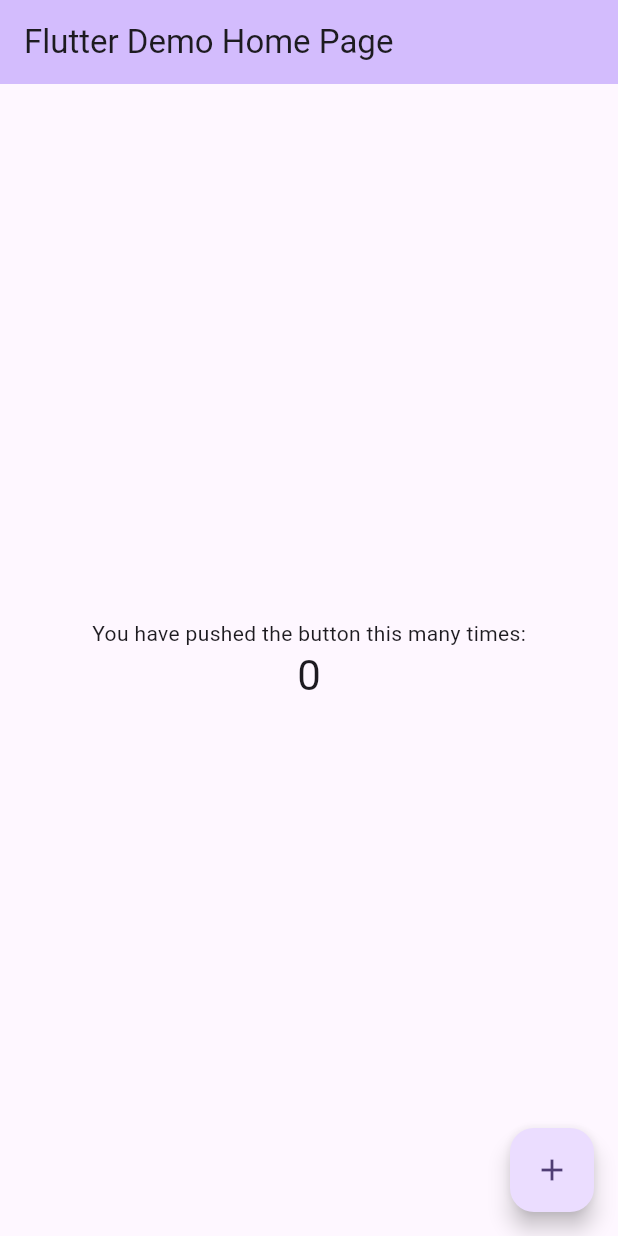
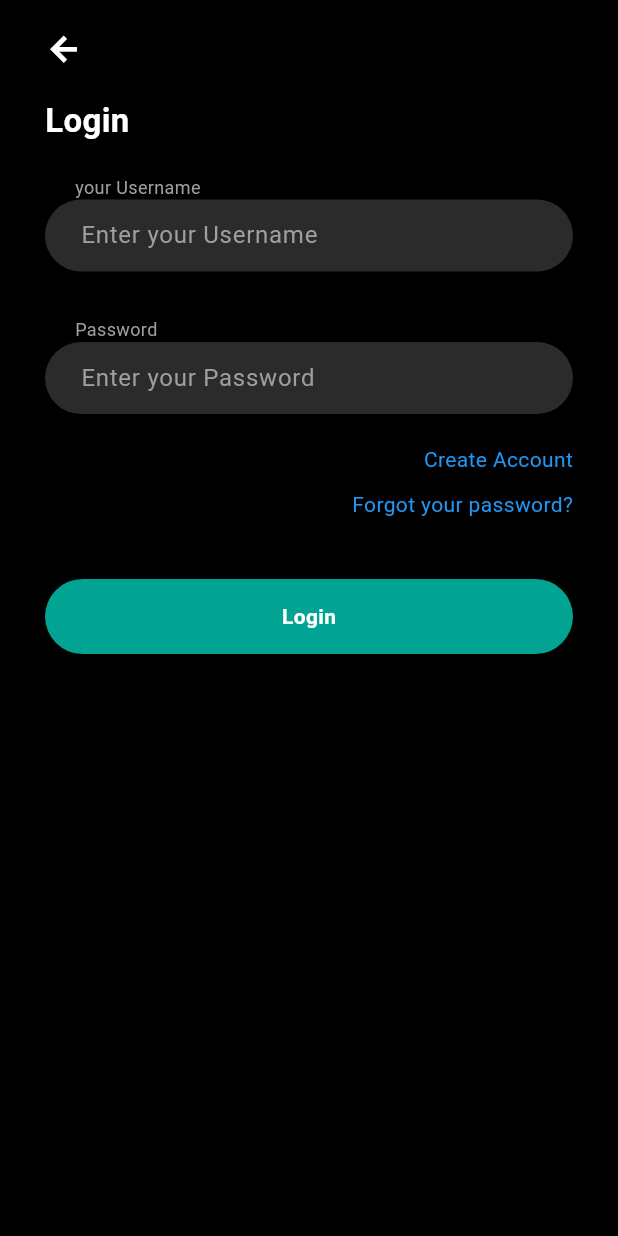
Before and after one commit to tarunpayup/Evofox-chat-application, a Flutter app: the screen it shows after launch, on a phone screen of 412 x 824 dp. Run offline on Flutter 3.47's test engine with Material 3 defaults, Android fonts, the phone set to English and light mode, and no system bars.

Commit message:
login and signup ui done

```diff
--- a/lib/main.dart
+++ b/lib/main.dart
@@ -1,3 +1,5 @@
+import 'package:evofox_chat_app/screens/login_screen.dart';
+import 'package:evofox_chat_app/screens/signup_Screen.dart';
 import 'package:flutter/material.dart';
 
 void main() {
@@ -7,119 +9,12 @@ void main() {
 class MyApp extends StatelessWidget {
   const MyApp({super.key});
 
-  // This widget is the root of your application.
   @override
   Widget build(BuildContext context) {
     return MaterialApp(
-      title: 'Flutter Demo',
-      theme: ThemeData(
-        // This is the theme of your application.
-        //
-        // TRY THIS: Try running your application with "flutter run". You'll see
-        // the application has a purple toolbar. Then, without quitting the app,
-        // try changing the seedColor in the colorScheme below to Colors.green
-        // and then invoke "hot reload" (save your changes or press the "hot
-        // reload" button in a Flutter-supported IDE, or press "r" if you used
-        // the command line to start the app).
-        //
-        // Notice that the counter didn't reset back to zero; the application
-        // state is not lost during the reload. To reset the state, use hot
-        // restart instead.
-        //
-        // This works for code too, not just values: Most code changes can be
-        // tested with just a hot reload.
-        colorScheme: ColorScheme.fromSeed(seedColor: Colors.deepPurple),
-        useMaterial3: true,
-      ),
-      home: const MyHomePage(title: 'Flutter Demo Home Page'),
+      debugShowCheckedModeBanner: false,
+      initialRoute: "/",
+      routes: {"/": (context) => const LoginScreen()},
     );
   }
 }
-
-class MyHomePage extends StatefulWidget {
-  const MyHomePage({super.key, required this.title});
-
-  // This widget is the home page of your application. It is stateful, meaning
-  // that it has a State object (defined below) that contains fields that affect
-  // how it looks.
-
-  // This class is the configuration for the state. It holds the values (in this
-  // case the title) provided by the parent (in this case the App widget) and
-  // used by the build method of the State. Fields in a Widget subclass are
-  // always marked "final".
-
-  final String title;
-
-  @override
-  State<MyHomePage> createState() => _MyHomePageState();
-}
-
-class _MyHomePageState extends State<MyHomePage> {
-  int _counter = 0;
-
-  void _incrementCounter() {
-    setState(() {
-      // This call to setState tells the Flutter framework that something has
-      // changed in this State, which causes it to rerun the build method below
-      // so that the display can reflect the updated values. If we changed
-      // _counter without calling setState(), then the build method would not be
-      // called again, and so nothing would appear to happen.
-      _counter++;
-    });
-  }
-
-  @override
-  Widget build(BuildContext context) {
-    // This method is rerun every time setState is called, for instance as done
-    // by the _incrementCounter method above.
-    //
-    // The Flutter framework has been optimized to make rerunning build methods
-    // fast, so that you can just rebuild anything that needs updating rather
-    // than having to individually change instances of widgets.
-    return Scaffold(
-      appBar: AppBar(
-        // TRY THIS: Try changing the color here to a specific color (to
-        // Colors.amber, perhaps?) and trigger a hot reload to see the AppBar
-        // change color while the other colors stay the same.
-        backgroundColor: Theme.of(context).colorScheme.inversePrimary,
-        // Here we take the value from the MyHomePage object that was created by
-        // the App.build method, and use it to set our appbar title.
-        title: Text(widget.title),
-      ),
-      body: Center(
-        // Center is a layout widget. It takes a single child and positions it
-        // in the middle of the parent.
-        child: Column(
-          // Column is also a layout widget. It takes a list of children and
-          // arranges them vertically. By default, it sizes itself to fit its
-          // children horizontally, and tries to be as tall as its parent.
-          //
-          // Column has various properties to control how it sizes itself and
-          // how it positions its children. Here we use mainAxisAlignment to
-          // center the children vertically; the main axis here is the vertical
-          // axis because Columns are vertical (the cross axis would be
-          // horizontal).
-          //
-          // TRY THIS: Invoke "debug painting" (choose the "Toggle Debug Paint"
-          // action in the IDE, or press "p" in the console), to see the
-          // wireframe for each widget.
-          mainAxisAlignment: MainAxisAlignment.center,
-          children: <Widget>[
-            const Text(
-              'You have pushed the button this many times:',
-            ),
-            Text(
-              '$_counter',
-              style: Theme.of(context).textTheme.headlineMedium,
-            ),
-          ],
-        ),
-      ),
-      floatingActionButton: FloatingActionButton(
-        onPressed: _incrementCounter,
-        tooltip: 'Increment',
-        child: const Icon(Icons.add),
-      ), // This trailing comma makes auto-formatting nicer for build methods.
-    );
-  }
-}
--- /dev/null
+++ b/lib/screens/login_screen.dart
@@ -0,0 +1,159 @@
+import 'package:evofox_chat_app/screens/signup_Screen.dart';
+import 'package:flutter/material.dart';
+
+class LoginScreen extends StatelessWidget {
+  const LoginScreen({super.key});
+  @override
+  Widget build(BuildContext context) {
+    return Scaffold(
+      backgroundColor: Colors.black,
+      body: SafeArea(
+        child: Padding(
+          padding: const EdgeInsets.only(
+            top: 20,
+            right: 30,
+            left: 30,
+            bottom: 20,
+          ),
+          child: Expanded(
+            child: SingleChildScrollView(
+              child: Column(
+                crossAxisAlignment: CrossAxisAlignment.start,
+                children: [
+                  const Icon(
+                    Icons.arrow_back,
+                    color: Colors.white,
+                    size: 25,
+                    fontWeight: FontWeight.bold,
+                  ),
+                  const SizedBox(height: 20),
+                  const Text(
+                    "Login",
+                    style: TextStyle(
+                      color: Colors.white,
+                      fontSize: 22,
+                      fontWeight: FontWeight.bold,
+                    ),
+                  ),
+                  const SizedBox(height: 20),
+                  const Padding(
+                    padding: EdgeInsets.only(left: 20),
+                    child: Text(
+                      "your Username",
+                      style: TextStyle(color: Colors.grey, fontSize: 12),
+                    ),
+                  ),
+                  TextField(
+                    style: const TextStyle(color: Colors.white),
+                    decoration: InputDecoration(
+                      hintText: "Enter your Username",
+                      hintStyle: const TextStyle(color: Colors.grey),
+                      filled: true,
+                      fillColor: const Color(0xff2B2B2B),
+                      contentPadding: const EdgeInsets.symmetric(
+                        horizontal: 20,
+                        vertical: 10,
+                      ),
+                      border: OutlineInputBorder(
+                        borderRadius: BorderRadius.circular(25),
+                        borderSide: BorderSide.none,
+                      ),
+                      focusedBorder: OutlineInputBorder(
+                        borderRadius: BorderRadius.circular(25),
+                        borderSide: BorderSide.none,
+                      ),
+                      enabledBorder: OutlineInputBorder(
+                        borderRadius: BorderRadius.circular(25),
+                        borderSide: BorderSide.none,
+                      ),
+                    ),
+                  ),
+                  const SizedBox(height: 30),
+                  const Padding(
+                    padding: EdgeInsets.only(left: 20),
+                    child: Text(
+                      "Password",
+                      style: TextStyle(color: Colors.grey, fontSize: 12),
+                    ),
+                  ),
+                  TextField(
+                    style: const TextStyle(color: Colors.white),
+                    obscureText: true,
+                    decoration: InputDecoration(
+                      hintText: "Enter your Password",
+                      hintStyle: const TextStyle(color: Colors.grey),
+                      filled: true,
+                      fillColor: const Color(0xff2B2B2B),
+                      contentPadding: const EdgeInsets.symmetric(
+                        horizontal: 20,
+                        vertical: 10,
+                      ),
+                      border: OutlineInputBorder(
+                        borderRadius: BorderRadius.circular(25),
+                        borderSide: BorderSide.none,
+                      ),
+                      focusedBorder: OutlineInputBorder(
+                        borderRadius: BorderRadius.circular(25),
+                        borderSide: BorderSide.none,
+                      ),
+                      enabledBorder: OutlineInputBorder(
+                        borderRadius: BorderRadius.circular(25),
+                        borderSide: BorderSide.none,
+                      ),
+                    ),
+                  ),
+                  const SizedBox(height: 20),
+                  Align(
+                    alignment: Alignment.bottomRight,
+                    child: InkWell(
+                      onTap: () {
+                        Navigator.pushReplacement(
+                          context,
+                          MaterialPageRoute(
+                            builder: (context) => SignupScreen(),
+                          ),
+                        );
+                      },
+                      child: Text(
+                        "Create Account",
+                        style: TextStyle(color: Colors.blue),
+                      ),
+                    ),
+                  ),
+                  SizedBox(
+                    height: 10,
+                  ),
+                  const Align(
+                    alignment: Alignment.bottomRight,
+                    child: Text(
+                      "Forgot your password?",
+                      style: TextStyle(color: Colors.blue),
+                    ),
+                  ),
+                  const SizedBox(height: 40),
+                  Container(
+                    height: 50,
+                    width: double.infinity,
+                    decoration: BoxDecoration(
+                      color: const Color.fromARGB(255, 1, 163, 147),
+                      borderRadius: BorderRadius.circular(30),
+                    ),
+                    child: const Center(
+                      child: Text(
+                        "Login",
+                        style: TextStyle(
+                          color: Colors.white,
+                          fontWeight: FontWeight.bold,
+                        ),
+                      ),
+                    ),
+                  ),
+                ],
+              ),
+            ),
+          ),
+        ),
+      ),
+    );
+  }
+}
```
Also changed, not shown: lib/screens/signup_Screen.dart (added, +247 -0 lines), pubspec.lock, 1 other file.
